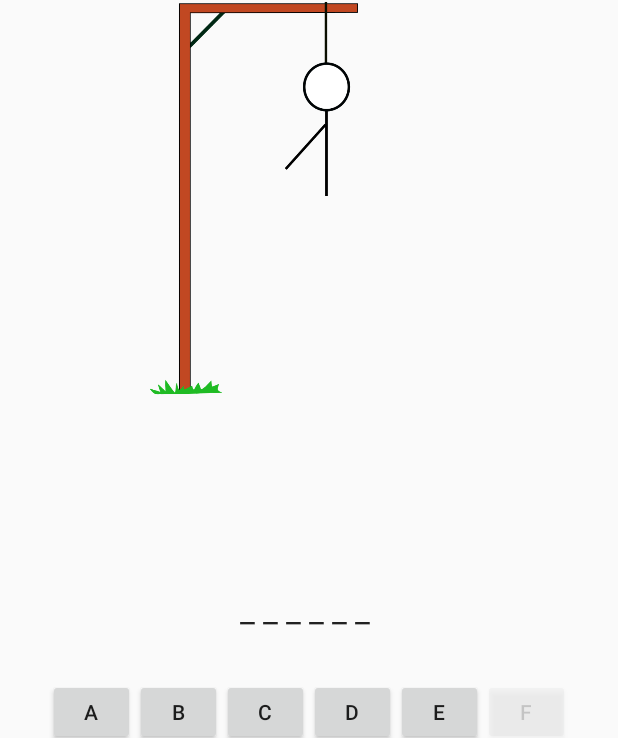
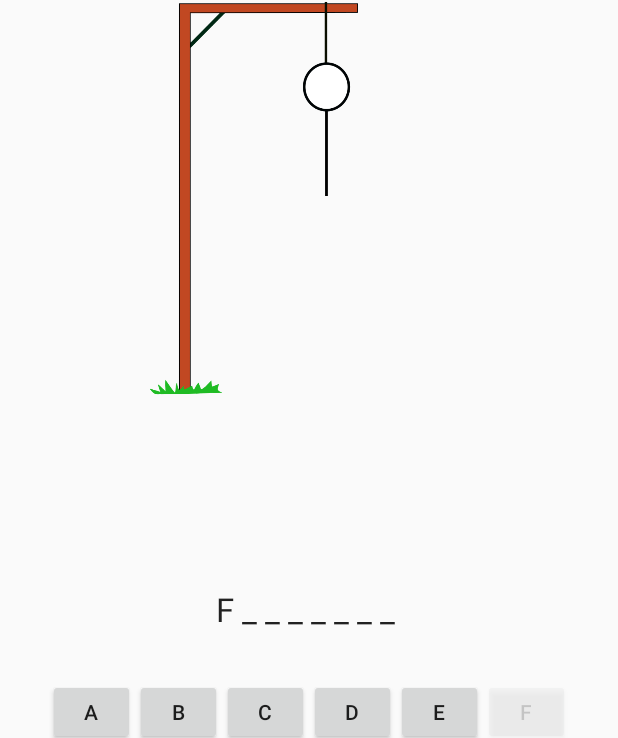
Before and after one commit to Robson75/hangman, an Android app: the screen it shows after launch (MainActivity), after a tap on an icon or button, on a phone screen of 412 x 824 dp. Shown: the part 227-965 px from the top of the screen. Run offline under Robolectric (Android 15) with nearby library versions, the phone set to English and light mode, and no system bars; 3 other taps on this screen came first.

Commit message:
More words and random word generator.

```diff
--- a/androidstudio/app/src/main/java/com/samdide/android/hangman/MainActivity.kt
+++ b/androidstudio/app/src/main/java/com/samdide/android/hangman/MainActivity.kt
@@ -31,10 +31,11 @@ class MainActivity : AppCompatActivity() {
     lateinit var word: String
     lateinit var hangman: Hangman
     lateinit var imageStar: ImageView
-    var wordNr = 0
 
-    // All words in uppercase
-    var wordList = arrayOf("BANANA", "RAT", "GARLIC", "SPIDER", "FRACTION", "MERCURY", "APOSTROPHE")
+
+    var wordList = arrayOf("BANANA", "RAT", "GARLIC", "SPIDER", "FRACTION", "MERCURY", "APOSTROPHE",
+        "finger", "dance", "car", "television", "umbrella", "tiger", "hospital", "car", "cradle",
+        "important", "secret", "quiz", "parachute", "mother", "hotel", "restaurant", "mountain")
 
 
 
@@ -49,7 +50,7 @@ class MainActivity : AppCompatActivity() {
         imageHolder = findViewById(R.id.hangManView)
         imageHolder.layoutParams.width = width;
         imageHolder.layoutParams.height = (width * IMAGE_ASPECT_RATIO).roundToInt();
-        initGame(wordNr)
+        initGame()
         //hangman.guess('l')
         //hangman.guess('h')
     }
@@ -120,14 +121,12 @@ class MainActivity : AppCompatActivity() {
             escapeAnimation.start()
         }, 500)
         Handler().postDelayed({
-            wordNr ++
-            if (wordNr >= wordList.size) wordNr = 0
-            initGame(wordNr)
+           initGame()
         }, 3500)
 
     }
-    private fun initGame(wordNr: Int){
-        word = wordList[wordNr].toUpperCase()
+    private fun initGame(){
+        word = getNewWord()
         hangman = Hangman(word)
         // set hangman graphic to first frame
         setImage(0)
@@ -189,15 +188,20 @@ class MainActivity : AppCompatActivity() {
             .setDuration(500)
             .setListener(object : AnimatorListenerAdapter() {
                 override fun onAnimationEnd(animation: Animator) {
-                    wordNr ++
-                    if (wordNr >= wordList.size) wordNr = 0
-                    initGame(wordNr)
+                    initGame()
                 }
             })
         word_TV.animate()
             .alpha(0f)
             .setDuration(500)
 
+    }
+
+    private fun getNewWord():String{
+        var maxNr = wordList.size - 1
+        var wordIndex = (0..maxNr).random()
+        var newWord = wordList[wordIndex].toUpperCase()
+        return newWord
     }
 
     private fun toggleButtons(v: View, enable: Boolean) {
```
